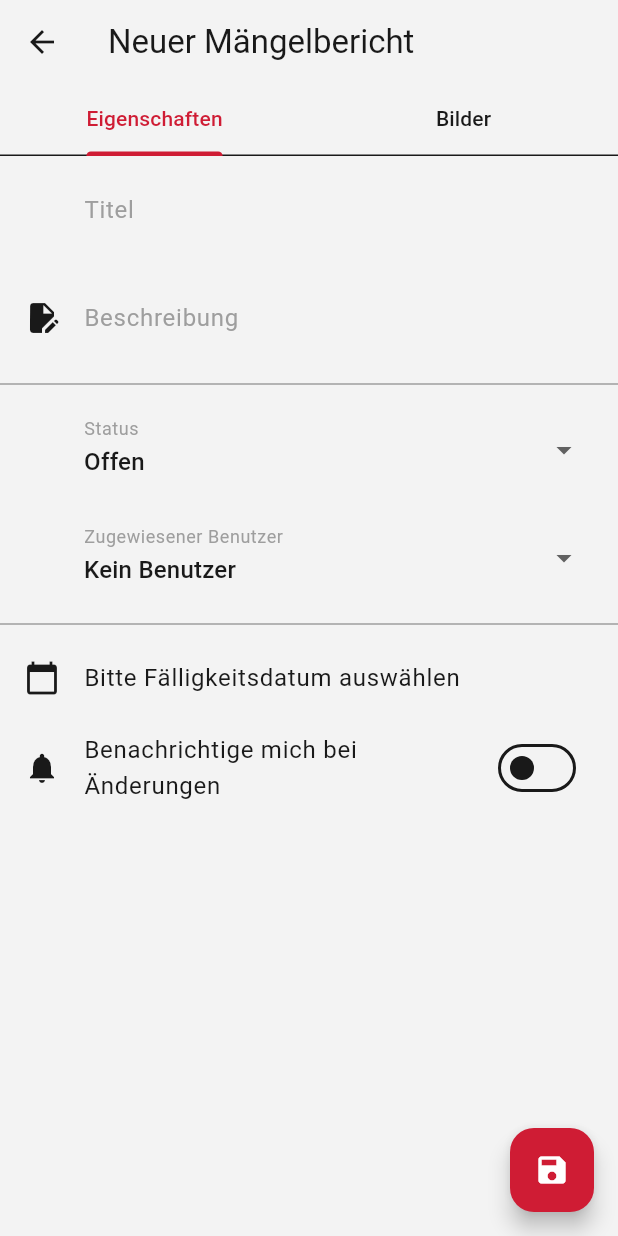
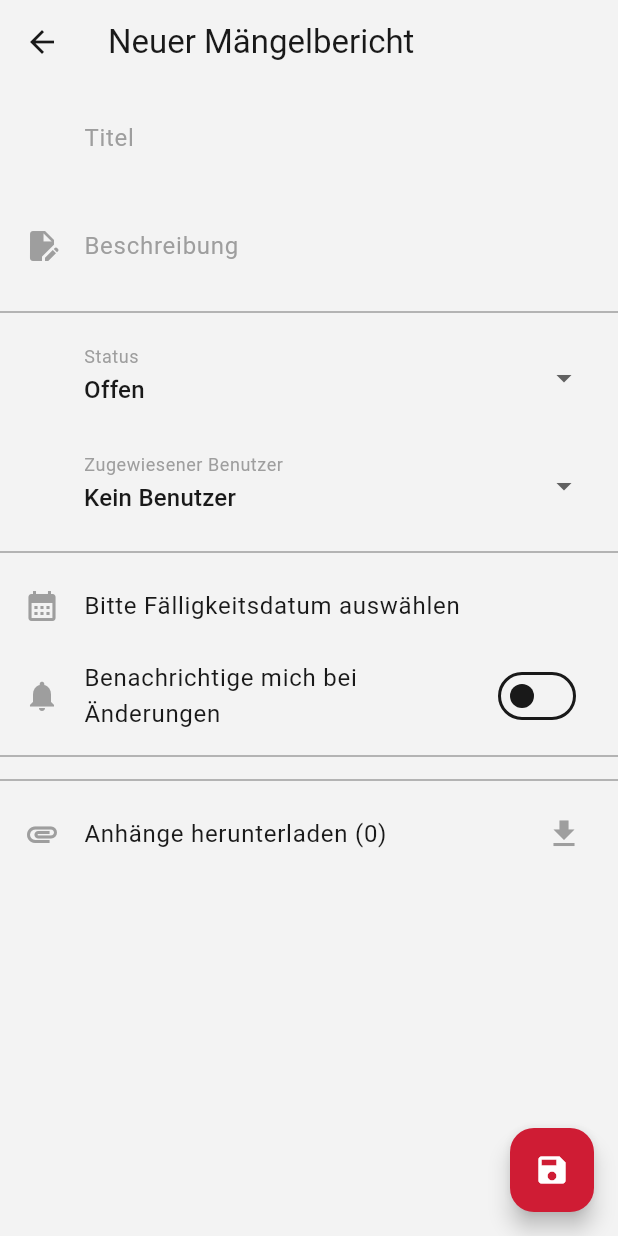
Before and after one commit to MBulti/FireReport-App, a Flutter app: the DefectReportDetailPage screen opened directly with empty values, on a phone screen of 412 x 824 dp. Run offline on Flutter 3.47's test engine with Material 3 defaults, Android fonts, the phone set to English and light mode, and no system bars; our stand-ins replace flutter_riverpod, image_picker, package_info_plus, shared_preferences, supabase_flutter; accounts and stored records are empty; network calls fail.

Commit message:
redesign for images

```diff
--- a/lib/pages/defectreportdetail_page.dart
+++ b/lib/pages/defectreportdetail_page.dart
@@ -32,24 +32,16 @@ class DefectReportDetailPage extends ConsumerWidget {
         .where((user) => user.id == viewModel.report.createdBy)
         .firstOrNull;
 
-    return DefaultTabController(
-      length: 2,
-      child: Scaffold(
+    return Scaffold(
       appBar: AppBar(
-          title: Text(index == null
-              ? 'Neuer Mängelbericht'
-              : 'Mängelbericht bearbeiten'),
-          bottom: const TabBar(
-            tabs: [
-              Tab(
-                text: "Eigenschaften",
+        title: Text(
+            index == null ? 'Neuer Mängelbericht' : 'Mängelbericht bearbeiten'),
       ),
-              Tab(
-                text: "Bilder",
-              ),
-            ],
-          ),
-        ),
+      body: DetailForm(
+          formKey: formKey,
+          viewModel: viewModel,
+          userItems: userItems,
+          createdUser: createdUser),
       floatingActionButton: FloatingActionButton(
         onPressed: () {
           if (formKey.currentState!.validate()) {
@@ -59,29 +51,12 @@ class DefectReportDetailPage extends ConsumerWidget {
         },
         child: const Icon(Icons.save),
       ),
-        body: Column(
-          children: [
-            Expanded(
-              child: TabBarView(
-                children: [
-                  TabProperties(
-                      formKey: formKey,
-                      viewModel: viewModel,
-                      userItems: userItems,
-                      createdUser: createdUser),
-                  TabImages(viewModel: viewModel),
-                ],
-              ),
-            ),
-          ],
-        ),
-      ),
     );
   }
 }
 
-class TabProperties extends StatelessWidget {
-  const TabProperties({
+class DetailForm extends StatelessWidget {
+  const DetailForm({
     super.key,
     required this.formKey,
     required this.viewModel,
@@ -102,7 +77,7 @@ class TabProperties extends StatelessWidget {
         child: Column(
           children: [
             ListTile(
-              leading: const SizedBox(), // Icon auf der linken Seite
+              leading: const SizedBox(),
               title: TextFormField(
                 initialValue: viewModel.report.title,
                 decoration: defaultInputDecoration("Titel"),
@@ -118,7 +93,7 @@ class TabProperties extends StatelessWidget {
               ),
             ),
             ListTile(
-              leading: const Icon(Icons.edit_document),
+              leading: const DefaultIcon(icon: Icons.edit_document),
               title: TextFormField(
                 initialValue: viewModel.report.description,
                 decoration: defaultInputDecoration("Beschreibung"),
@@ -136,7 +111,7 @@ class TabProperties extends StatelessWidget {
                 keyboardType: TextInputType.multiline,
               ),
             ),
-            const Divider(color: Colors.grey),
+            const DefaultDivider(),
             ListTile(
               leading: const SizedBox(),
               title: DropdownStatus(report: viewModel.report),
@@ -146,26 +121,52 @@ class TabProperties extends StatelessWidget {
               title:
                   DropdownUser(userItems: userItems, report: viewModel.report),
             ),
-            const Divider(color: Colors.grey),
+            const DefaultDivider(),
             ListTile(
-              leading: const Icon(Icons.calendar_today),
+              leading: const DefaultIcon(icon: Icons.calendar_month),
               title: Text(viewModel.report.dueDate == null
                   ? 'Bitte Fälligkeitsdatum auswählen'
                   : 'Fälligkeitsdatum: ${formatDate(viewModel.report.dueDate!.toLocal())}'),
               onTap: () => viewModel.selectDueDate(context),
             ),
             SwitchListTile(
-              secondary: const Icon(Icons.notifications),
+              secondary: const DefaultIcon(icon: Icons.notifications),
               title: const Text("Benachrichtige mich bei Änderungen"),
               value: viewModel.report.isNotifyUser,
               onChanged: (value) {
                 viewModel.setNotifyUser(value);
               },
             ),
-            const SizedBox(height: 20),
+            const DefaultDivider(),
             if (createdUser != null)
-              Text(
-                  "Bericht erstellt von: ${createdUser?.firstName} ${createdUser?.lastName}"),
+              ListTile(
+                leading: const DefaultIcon(icon: Icons.person_add),
+                title: Text(
+                  "Ersteller: ${createdUser?.firstName} ${createdUser?.lastName}",
+                ),
+              ),
+            const DefaultDivider(),
+            viewModel.isImagesFetched
+                ? ListTile(
+                    leading: const DefaultIcon(icon: Icons.attachment),
+                    title: const Text("Neues Bild hinzufügen"),
+                    trailing: const DefaultIcon(icon: Icons.add),
+                    onTap: () => viewModel.addImage(context),
+                  )
+                : ListTile(
+                    leading: const DefaultIcon(icon: Icons.attachment),
+                    title: Text(
+                        "Anhänge herunterladen (${viewModel.report.lsImages.length})"),
+                    trailing: const DefaultIcon(icon: Icons.download),
+                    onTap: () => viewModel.downloadImages(),
+                  ),
+            ListTile(
+              leading: const SizedBox(),
+              title: ReportAttachement(viewModel: viewModel),
+            ),
+            const SizedBox(
+              height: 50,
+            )
           ],
         ),
       ),
@@ -173,8 +174,8 @@ class TabProperties extends StatelessWidget {
   }
 }
 
-class TabImages extends StatelessWidget {
-  const TabImages({
+class ReportAttachement extends StatelessWidget {
+  const ReportAttachement({
     super.key,
     required this.viewModel,
   });
@@ -183,22 +184,12 @@ class TabImages extends StatelessWidget {
 
   @override
   Widget build(BuildContext context) {
-    return SingleChildScrollView(
-      child: Column(
-        children: [
-          Card(
-            color: Theme.of(context).colorScheme.secondary,
-            elevation: 2,
-            child: Column(
-              children: [
-                Padding(
-                  padding: const EdgeInsets.all(8),
-                  child: viewModel.isLoadImagesInProgress
+    return viewModel.isLoadImagesInProgress
         ? const Center(
             child: Column(
               children: [
                 CircularProgressIndicator(),
-                              SizedBox(height: 20),
+                SizedBox(height: 10),
                 Text("Bilder werden geladen..."),
               ],
             ),
@@ -211,8 +202,7 @@ class TabImages extends StatelessWidget {
                           .isNotEmpty
                       ? GridView.builder(
                           shrinkWrap: true,
-                                        physics:
-                                            const NeverScrollableScrollPhysics(),
+                          physics: const NeverScrollableScrollPhysics(),
                           gridDelegate:
                               const SliverGridDelegateWithFixedCrossAxisCount(
                             crossAxisCount: 2,
@@ -220,35 +210,17 @@ class TabImages extends StatelessWidget {
                             crossAxisSpacing: 4.0,
                             childAspectRatio: 1.0,
                           ),
-                                        itemCount:
-                                            viewModel.report.lsImages.length,
+                          itemCount: viewModel.report.lsImages.length,
                           itemBuilder: (context, index) {
                             return ReportImage(
-                                              imageModel: viewModel
-                                                  .report.lsImages[index]);
+                              imageModel: viewModel.report.lsImages[index],
+                            );
                           },
                         )
                       : const Text("Keine Bilder vorhanden"),
-                                const SizedBox(height: 10),
-                                Button(
-                                  onPressed: () => viewModel.addImage(context),
-                                  text: "Neues Bild",
-                                ),
                 ],
               )
-                          : Center(
-                              child: Button(
-                                  onPressed: viewModel.downloadImages,
-                                  text:
-                                      "Bilder herunterladen (${viewModel.report.lsImages.length})"),
-                            ),
-                )
-              ],
-            ),
-          ),
-        ],
-      ),
-    );
+            : const SizedBox();
   }
 }
 
--- a/lib/utils/controls.dart
+++ b/lib/utils/controls.dart
@@ -40,3 +40,24 @@ class InvertedButton extends StatelessWidget {
     );
   }
 }
+
+class DefaultDivider extends StatelessWidget {
+  const DefaultDivider({super.key});
+
+  @override
+  Widget build(BuildContext context) {
+    return Divider(
+      color: Theme.of(context).colorScheme.inverseSurface,
+    );
+  }
+}
+
+class DefaultIcon extends StatelessWidget {
+  final IconData icon;
+  const DefaultIcon({super.key, required this.icon});
+
+  @override
+  Widget build(BuildContext context) {
+    return Icon(icon, color: Theme.of(context).colorScheme.inverseSurface);
+  }
+}
--- a/lib/utils/theme.dart
+++ b/lib/utils/theme.dart
@@ -13,7 +13,7 @@ ThemeData lightTheme = ThemeData(
     surface: Color(0xFFF3F3F3),
     onSurface: Color(0xFF191919),
     inversePrimary: Color(0xFFFFFFFF),
-    inverseSurface: Color(0xFF191919),
+    inverseSurface: Color(0xFF9E9E9E),
   ),
 );
 
@@ -28,16 +28,16 @@ ThemeData darkTheme = ThemeData(
     error: Color(0xFFCF1C34),
     onError: Color(0xFFFFFFFF),
     surface: Color(0xFF222222),
-    onSurface: Color(0xFFFFFFFF),
+    onSurface: Color(0xFFF3F3F3),
     inversePrimary: Color(0xFFF3F3F3),
-    inverseSurface: Color(0xFF3E3E40),
+    inverseSurface: Color(0xFF9E9E9E),
   ),
 );
 
 InputDecoration defaultInputDecoration(String labelText) {
   return InputDecoration(
       labelText: labelText,
-      labelStyle: const TextStyle(color: Colors.grey),
+      labelStyle: const TextStyle(color: Color(0xFF9E9E9E)),
       focusedBorder: InputBorder.none,
       enabledBorder: InputBorder.none,
       errorBorder: InputBorder.none,
--- a/pubspec.yaml
+++ b/pubspec.yaml
@@ -1,7 +1,7 @@
 name: firereport
 description: "Project for managing defect reports and checklists"
 publish_to: 'none' # Remove this line if you wish to publish to pub.dev
-version: 2024.11.06+1
+version: 2024.11.07+1
 
 environment:
   sdk: ^3.5.0
```
Lines whose indentation alone changed are shown as unchanged.
